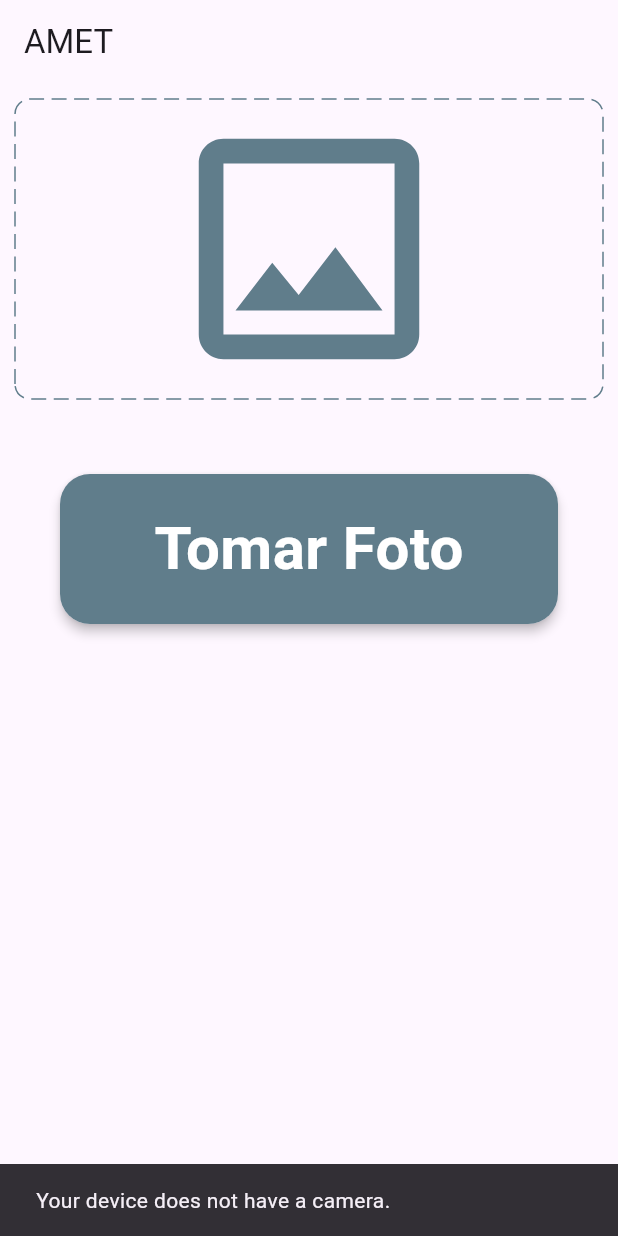
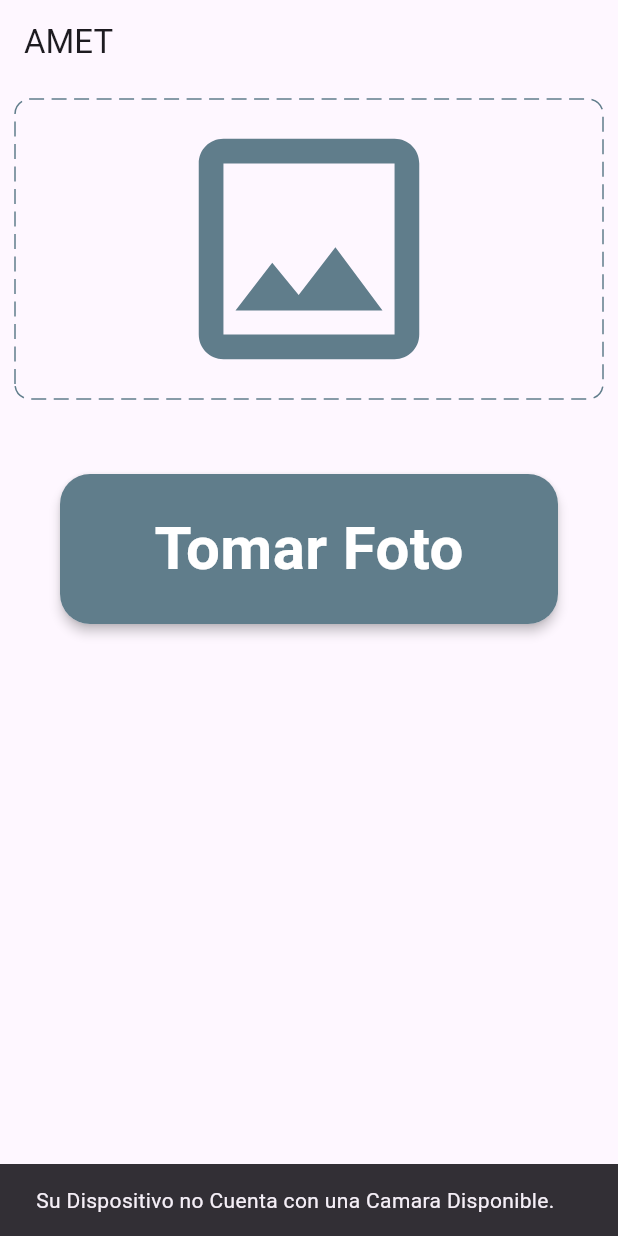
Before and after one commit to ManasesLovera/parqueatebien, a Flutter app: the screen it shows after launch, after a tap on "Tomar Foto", on a phone screen of 412 x 824 dp. Run offline on Flutter 3.47's test engine with Material 3 defaults, Android fonts, the phone set to English and light mode, and no system bars; drawn by our look-alikes of dotted_border; our stand-ins replace geolocator, image_picker, permission_handler.

Commit message:
alert_mat_desc_and_geo_are_enable_

```diff
--- a/frontend_android/lib/camera.dart
+++ b/frontend_android/lib/camera.dart
@@ -123,7 +123,7 @@ class _MyPageState extends State<MyPage> {
       } else {
         ScaffoldMessenger.of(context).showSnackBar(
           const SnackBar(
-            content: Text('Your device does not have a camera.'),
+            content: Text('Su Dispositivo no Cuenta con una Camara Disponible.'),
             duration: Duration(seconds: 3), // Adjust the duration as needed
           ),
         );
@@ -134,8 +134,8 @@ class _MyPageState extends State<MyPage> {
         context: context,
         builder: (BuildContext context) {
           return AlertDialog(
-            title: const Text('Error'),
-            content: const Text('Failed to access camera.'),
+            title: const Text('Error Camara'),
+            content: const Text('No se pudo Aceder a la Camara.'),
             actions: [
               TextButton(
                 onPressed: () {
```
Also changed, not shown: frontend_android/lib/send_data.dart (+22 -5 lines).
